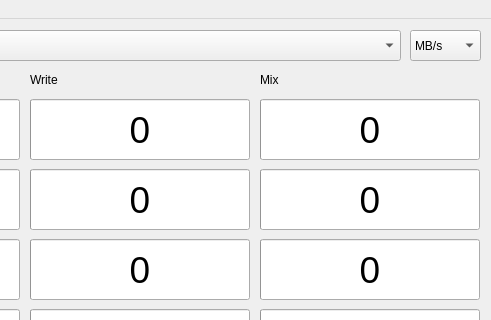
First picture: the form in src/mainwindow.ui, repository JonMagon/KDiskMark, before the edit; both pictures show x 310 to 801 and y 0 to 320 of the 801 by 440 pixel window.
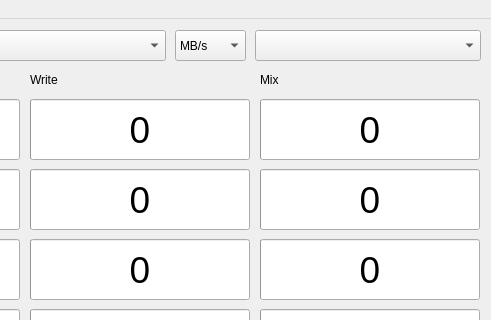
Second picture: the form after the edit.

Diff of the .ui file:
```diff
--- a/src/mainwindow.ui
+++ b/src/mainwindow.ui
@@ -738,6 +738,16 @@
        </item>
       </widget>
      </item>
+     <item>
+      <widget class="QComboBox" name="comboBox_MixRatio">
+       <property name="minimumSize">
+        <size>
+         <width>0</width>
+         <height>31</height>
+        </size>
+       </property>
+      </widget>
+     </item>
     </layout>
    </widget>
   </widget>
```
Left out of the diff: 42 changed lines with no effect on the pictures.
